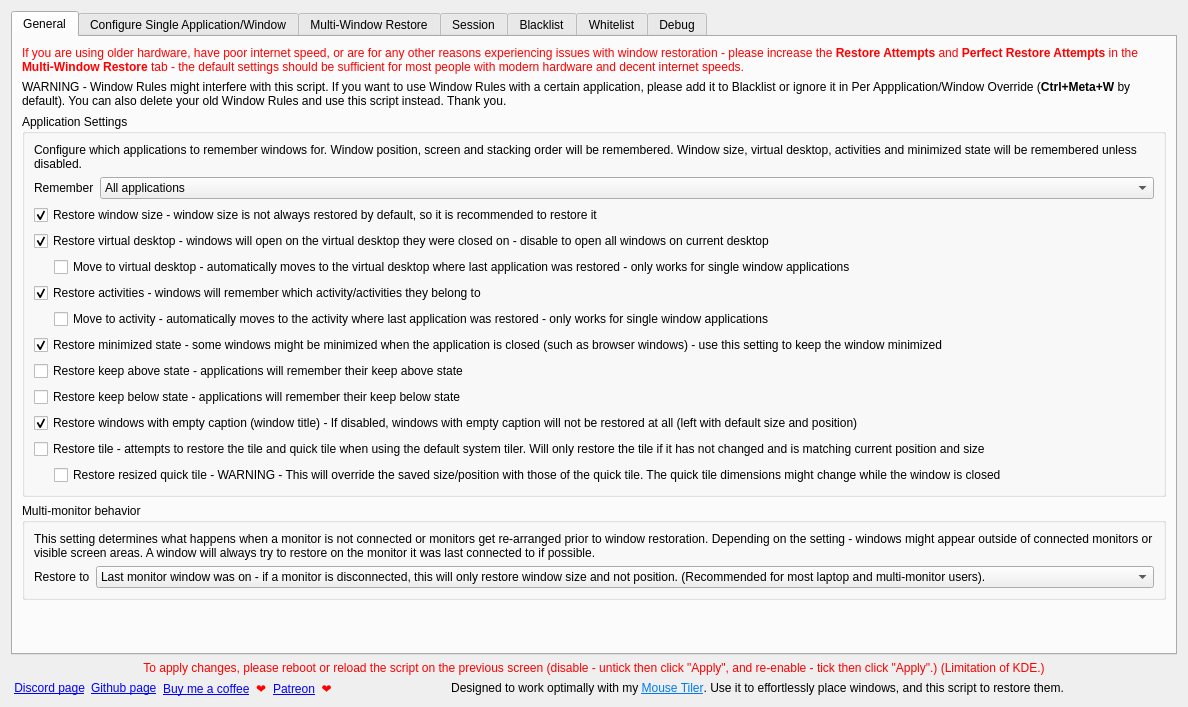
Before: the Qt Designer form src/contents/ui/config.ui in rxappdev/RememberWindowPositions, drawn with Qt 5.
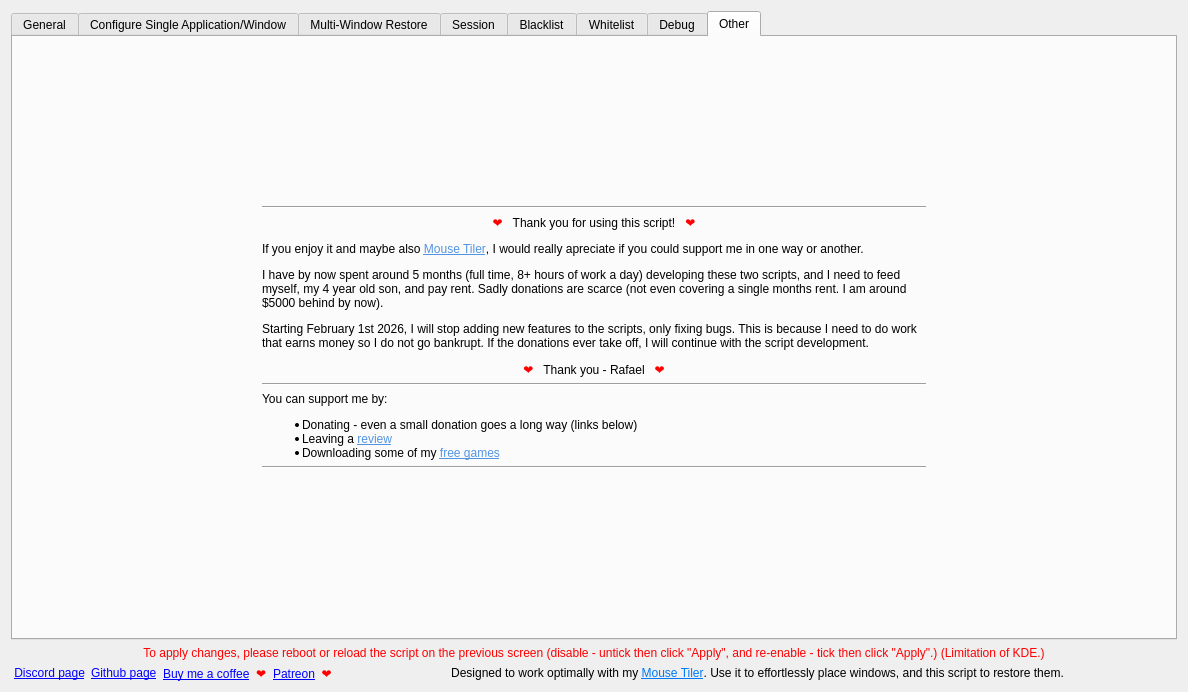
After: the same form once the commit is applied. The open tabs and pages were chosen to show the change. Icons and pictures are not drawn.

Commit message: Minor tweaks in system settings

```diff
--- a/src/contents/ui/config.ui
+++ b/src/contents/ui/config.ui
@@ -7,7 +7,7 @@
     <x>0</x>
     <y>0</y>
     <width>1188</width>
-    <height>707</height>
+    <height>692</height>
    </rect>
   </property>
   <layout class="QVBoxLayout" name="verticalLayout">
@@ -28,7 +28,7 @@
        <item>
         <widget class="QLabel" name="label_18">
          <property name="text">
-          <string>&lt;html&gt;&lt;head/&gt;&lt;body&gt;&lt;p&gt;&lt;span style=&quot; color:#ff0000;&quot;&gt;If you are using older hardware, have poor internet speed, or are for any other reasons experiencing issues with window restoration - please increase the &lt;/span&gt;&lt;span style=&quot; font-weight:700; color:#ff0000;&quot;&gt;Restore Attempts&lt;/span&gt;&lt;span style=&quot; color:#ff0000;&quot;&gt; and &lt;/span&gt;&lt;span style=&quot; font-weight:700; color:#ff0000;&quot;&gt;Perfect Restore Attempts&lt;/span&gt;&lt;span style=&quot; color:#ff0000;&quot;&gt; in the &lt;/span&gt;&lt;span style=&quot; font-weight:700; color:#ff0000;&quot;&gt;Multi-Window Restore&lt;/span&gt;&lt;span style=&quot; color:#ff0000;&quot;&gt; tab - the default settings should be sufficient for most people with modern hardware and decent internet speeds.&lt;/span&gt;&lt;/p&gt;&lt;/body&gt;&lt;/html&gt;</string>
+          <string>&lt;html&gt;&lt;head/&gt;&lt;body&gt;&lt;p&gt;&lt;span style=&quot; color:#ff0000;&quot;&gt;If you are using older hardware, have poor internet speed, or are for any other reasons experiencing issues with window restoration - please increase the &lt;/span&gt;&lt;span style=&quot; font-weight:700; color:#ff0000;&quot;&gt;Restore Attempts&lt;/span&gt;&lt;span style=&quot; color:#ff0000;&quot;&gt; and &lt;/span&gt;&lt;span style=&quot; font-weight:700; color:#ff0000;&quot;&gt;Perfect Restore Attempts&lt;/span&gt;&lt;span style=&quot; color:#ff0000;&quot;&gt; in the &lt;/span&gt;&lt;span style=&quot; font-weight:700; color:#ff0000;&quot;&gt;Multi-Window Restore&lt;/span&gt;&lt;span style=&quot; color:#ff0000;&quot;&gt; tab - the default settings should be sufficient for most people with modern hardware and decent internet speeds.&lt;br/&gt;If you use a HDD as your /home drive and experience lag/stutter when closing apps/windows, please enable the &lt;/span&gt;&lt;span style=&quot; font-weight:700; color:#ff0000;&quot;&gt;Only save during shutdown&lt;/span&gt;&lt;span style=&quot; color:#ff0000;&quot;&gt; feature in the &lt;/span&gt;&lt;span style=&quot; font-weight:700; color:#ff0000;&quot;&gt;Debug&lt;/span&gt;&lt;span style=&quot; color:#ff0000;&quot;&gt; tab.&lt;/span&gt;&lt;/p&gt;&lt;/body&gt;&lt;/html&gt;</string>
          </property>
          <property name="wordWrap">
           <bool>true</bool>
@@ -1237,6 +1237,142 @@
        </item>
       </layout>
      </widget>
+     <widget class="QWidget" name="tab_3">
+      <attribute name="icon">
+       <iconset theme="media-floppy"/>
+      </attribute>
+      <attribute name="title">
+       <string>Other</string>
+      </attribute>
+      <layout class="QVBoxLayout" name="verticalLayout_12">
+       <item>
+        <spacer name="verticalSpacer_4">
+         <property name="orientation">
+          <enum>Qt::Orientation::Vertical</enum>
+         </property>
+         <property name="sizeHint" stdset="0">
+          <size>
+           <width>20</width>
+           <height>40</height>
+          </size>
+         </property>
+        </spacer>
+       </item>
+       <item>
+        <layout class="QHBoxLayout" name="horizontalLayout_6">
+         <item>
+          <spacer name="horizontalSpacer_4">
+           <property name="orientation">
+            <enum>Qt::Orientation::Horizontal</enum>
+           </property>
+           <property name="sizeType">
+            <enum>QSizePolicy::Policy::Minimum</enum>
+           </property>
+           <property name="sizeHint" stdset="0">
+            <size>
+             <width>240</width>
+             <height>20</height>
+            </size>
+           </property>
+          </spacer>
+         </item>
+         <item>
+          <layout class="QVBoxLayout" name="verticalLayout_21">
+           <item>
+            <widget class="Line" name="line_13">
+             <property name="orientation">
+              <enum>Qt::Orientation::Horizontal</enum>
+             </property>
+            </widget>
+           </item>
+           <item>
+            <widget class="QLabel" name="label_63">
+             <property name="sizePolicy">
+              <sizepolicy hsizetype="MinimumExpanding" vsizetype="Minimum">
+               <horstretch>0</horstretch>
+               <verstretch>0</verstretch>
+              </sizepolicy>
+             </property>
+             <property name="text">
+              <string>&lt;html&gt;&lt;head/&gt;&lt;body&gt;&lt;p align=&quot;center&quot;&gt;&lt;span style=&quot; font-weight:700; color:#ff0000;&quot;&gt;❤ &amp;nbsp; &lt;/span&gt;Thank you for using this script!&lt;span style=&quot; font-weight:700; color:#ff0000;&quot;&gt; &amp;nbsp; ❤&lt;/span&gt;&lt;/p&gt;&lt;p&gt;If you enjoy it and maybe also &lt;a href=&quot;https://store.kde.org/p/2334027&quot;&gt;&lt;span style=&quot; text-decoration: underline; color:#5294e2;&quot;&gt;Mouse Tiler&lt;/span&gt;&lt;/a&gt;, I would really apreciate if you could support me in one way or another.&lt;/p&gt;&lt;p&gt;I have by now spent around 5 months (full time, 8+ hours of work a day) developing these two scripts, and I need to feed myself, my 4 year old son, and pay rent. Sadly donations are scarce (not even covering a single months rent. I am around $5000 behind by now).&lt;/p&gt;&lt;p&gt;Starting February 1st 2026, I will stop adding new features to the scripts, only fixing bugs. This is because I need to do work that earns money so I do not go bankrupt. If the donations ever take off, I will continue with the script development.&lt;/p&gt;&lt;p align=&quot;center&quot;&gt;&lt;span style=&quot; font-weight:700; color:#ff0000;&quot;&gt;❤ &amp;nbsp; &lt;/span&gt;Thank you - Rafael&lt;span style=&quot; font-weight:700; color:#ff0000;&quot;&gt; &amp;nbsp; ❤&lt;/span&gt;&lt;/p&gt;&lt;/body&gt;&lt;/html&gt;</string>
+             </property>
+             <property name="alignment">
+              <set>Qt::AlignmentFlag::AlignLeading|Qt::AlignmentFlag::AlignLeft|Qt::AlignmentFlag::AlignVCenter</set>
+             </property>
+             <property name="wordWrap">
+              <bool>true</bool>
+             </property>
+             <property name="openExternalLinks">
+              <bool>true</bool>
+             </property>
+            </widget>
+           </item>
+           <item>
+            <widget class="Line" name="line_12">
+             <property name="orientation">
+              <enum>Qt::Orientation::Horizontal</enum>
+             </property>
+            </widget>
+           </item>
+           <item>
+            <layout class="QHBoxLayout" name="horizontalLayout_7">
+             <item>
+              <widget class="QLabel" name="label_64">
+               <property name="text">
+                <string>&lt;html&gt;&lt;head/&gt;&lt;body&gt;&lt;p&gt;You can support me by:&lt;/p&gt;&lt;ul style=&quot;margin-top: 0px; margin-bottom: 0px; margin-left: 0px; margin-right: 0px; -qt-list-indent: 1;&quot;&gt;&lt;li style=&quot; margin-top:0px; margin-bottom:0px; margin-left:0px; margin-right:0px; -qt-block-indent:0; text-indent:0px;&quot;&gt;   Donating - even a small donation goes a long way (links below)&lt;/li&gt;&lt;li style=&quot; margin-top:0px; margin-bottom:0px; margin-left:0px; margin-right:0px; -qt-block-indent:0; text-indent:0px;&quot;&gt;   Leaving a &lt;a href=&quot;https://store.kde.org/p/2324743&quot;&gt;&lt;span style=&quot; text-decoration: underline; color:#5294e2;&quot;&gt;review&lt;/span&gt;&lt;/a&gt;&lt;/li&gt;&lt;li style=&quot; margin-top:0px; margin-bottom:0px; margin-left:0px; margin-right:0px; -qt-block-indent:0; text-indent:0px;&quot;&gt;   Downloading some of my &lt;a href=&quot;https://rxweb.epizy.com/&quot;&gt;&lt;span style=&quot; text-decoration: underline; color:#5294e2;&quot;&gt;free games&lt;/span&gt;&lt;/a&gt;&lt;/li&gt;&lt;/ul&gt;&lt;/body&gt;&lt;/html&gt;</string>
+               </property>
+               <property name="wordWrap">
+                <bool>true</bool>
+               </property>
+               <property name="openExternalLinks">
+                <bool>true</bool>
+               </property>
+              </widget>
+             </item>
+            </layout>
+           </item>
+           <item>
+            <widget class="Line" name="line_14">
+             <property name="orientation">
+              <enum>Qt::Orientation::Horizontal</enum>
+             </property>
+            </widget>
+           </item>
+          </layout>
+         </item>
+         <item>
+          <spacer name="horizontalSpacer_5">
+           <property name="orientation">
+            <enum>Qt::Orientation::Horizontal</enum>
+           </property>
+           <property name="sizeType">
+            <enum>QSizePolicy::Policy::Minimum</enum>
+           </property>
+           <property name="sizeHint" stdset="0">
+            <size>
+             <width>240</width>
+             <height>20</height>
+            </size>
+           </property>
+          </spacer>
+         </item>
+        </layout>
+       </item>
+       <item>
+        <spacer name="verticalSpacer_5">
+         <property name="orientation">
+          <enum>Qt::Orientation::Vertical</enum>
+         </property>
+         <property name="sizeHint" stdset="0">
+          <size>
+           <width>20</width>
+           <height>40</height>
+          </size>
+         </property>
+        </spacer>
+       </item>
+      </layout>
+     </widget>
     </widget>
    </item>
    <item>
```
The commit also changes 1 other file.
